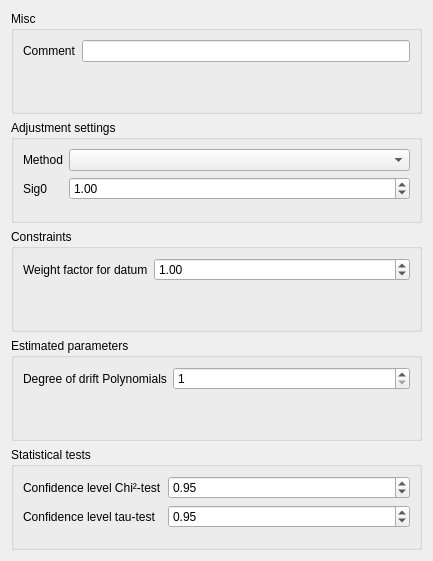
First picture: the form in gravtools/gui/dialog_estimation_settings.ui, repository ahellers/GravTools, before the edit.
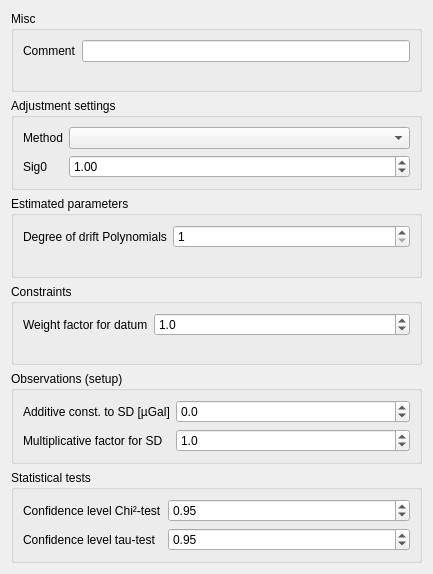
Second picture: the form after the edit.

Commit message: Added scaling multiplicative and additive scaling factors for the standad deviation of the setup observations used in the adjustment.

Patch:
```diff
--- a/gravtools/gui/dialog_estimation_settings.ui
+++ b/gravtools/gui/dialog_estimation_settings.ui
@@ -7,7 +7,7 @@
     <x>0</x>
     <y>0</y>
     <width>433</width>
-    <height>561</height>
+    <height>574</height>
    </rect>
   </property>
   <property name="windowTitle">
@@ -82,43 +82,7 @@
         <item row="1" column="1">
          <widget class="QDoubleSpinBox" name="doubleSpinBox_sig0">
           <property name="toolTip">
-           <string>A priori standard deviation of the unit weight. The covariance matrix of observations (Sig_ll) will be divided by sig0²!</string>
-          </property>
-          <property name="maximum">
-           <double>1000000.000000000000000</double>
-          </property>
-          <property name="value">
-           <double>1.000000000000000</double>
-          </property>
-         </widget>
-        </item>
-       </layout>
-      </item>
-     </layout>
-    </widget>
-   </item>
-   <item>
-    <widget class="QGroupBox" name="groupBox_constraints">
-     <property name="title">
-      <string>Constraints</string>
-     </property>
-     <layout class="QVBoxLayout" name="verticalLayout_4">
-      <item>
-       <layout class="QFormLayout" name="formLayout_3">
-        <item row="0" column="0">
-         <widget class="QLabel" name="label_3">
-          <property name="toolTip">
-           <string>Weight factor for datum constraints: The standard deviation of g at datum stations is divided by this factr in order to adjust the weights of the pseudo observations introduced as datum constraints.</string>
-          </property>
-          <property name="text">
-           <string>Weight factor for datum</string>
-          </property>
-         </widget>
-        </item>
-        <item row="0" column="1">
-         <widget class="QDoubleSpinBox" name="doubleSpinBox_weight_factor_datum">
-          <property name="toolTip">
-           <string>Weight factor for datum constraints: The standard deviation of g at datum stations is divided by this factr in order to adjust the weights of the pseudo observations introduced as datum constraints.</string>
+           <string>A priori standard deviation of the unit weight. The covariance matrix of observations including constraints (Sig_ll) will be divided by sig0²!</string>
           </property>
           <property name="maximum">
            <double>1000000.000000000000000</double>
@@ -172,6 +136,104 @@
      </layout>
     </widget>
    </item>
+   <item>
+    <widget class="QGroupBox" name="groupBox_constraints">
+     <property name="title">
+      <string>Constraints</string>
+     </property>
+     <layout class="QVBoxLayout" name="verticalLayout_4">
+      <item>
+       <layout class="QFormLayout" name="formLayout_3">
+        <item row="0" column="0">
+         <widget class="QLabel" name="label_3">
+          <property name="toolTip">
+           <string>Weight factor for datum constraints: The standard deviation of g at datum stations is divided by this factr in order to adjust the weights of the pseudo observations introduced as datum constraints.</string>
+          </property>
+          <property name="text">
+           <string>Weight factor for datum</string>
+          </property>
+         </widget>
+        </item>
+        <item row="0" column="1">
+         <widget class="QDoubleSpinBox" name="doubleSpinBox_weight_factor_datum">
+          <property name="toolTip">
+           <string>Weight factor for datum constraints: The standard deviation of g at datum stations is divided by this factr in order to adjust the weights of the pseudo observations introduced as datum constraints.</string>
+          </property>
+          <property name="decimals">
+           <number>1</number>
+          </property>
+          <property name="maximum">
+           <double>1000000.000000000000000</double>
+          </property>
+          <property name="value">
+           <double>1.000000000000000</double>
+          </property>
+         </widget>
+        </item>
+       </layout>
+      </item>
+     </layout>
+    </widget>
+   </item>
+   <item>
+    <widget class="QGroupBox" name="groupBox_observations">
+     <property name="title">
+      <string>Observations (setup)</string>
+     </property>
+     <layout class="QVBoxLayout" name="verticalLayout_7">
+      <item>
+       <layout class="QFormLayout" name="formLayout_6">
+        <item row="0" column="0">
+         <widget class="QLabel" name="label_2">
+          <property name="toolTip">
+           <string>The defined additive constant is added to the standard deviation (SD) of setup observations in order to scale the SD and the resulting weights to realistic values. The multiplicative scaling factor is applied first!</string>
+          </property>
+          <property name="text">
+           <string>Additive const. to SD [µGal]</string>
+          </property>
+         </widget>
+        </item>
+        <item row="0" column="1">
+         <widget class="QDoubleSpinBox" name="doubleSpinBox_add_const_sd">
+          <property name="toolTip">
+           <string>The defined additive constant is added to the standard deviation (SD) of setup observations in order to scale the SD and the resulting weights to realistic values. The multiplicative scaling factor is applied first!</string>
+          </property>
+          <property name="decimals">
+           <number>1</number>
+          </property>
+          <property name="minimum">
+           <double>-100.000000000000000</double>
+          </property>
+         </widget>
+        </item>
+        <item row="1" column="0">
+         <widget class="QLabel" name="label_8">
+          <property name="toolTip">
+           <string>Multiplicative factor for scaling the standard deviation (SD) of setup observations.</string>
+          </property>
+          <property name="text">
+           <string>Multiplicative factor for SD</string>
+          </property>
+         </widget>
+        </item>
+        <item row="1" column="1">
+         <widget class="QDoubleSpinBox" name="doubleSpinBox_mult_factor_sd">
+          <property name="toolTip">
+           <string>Multiplicative factor for scaling the standard deviation (SD) of setup observations.</string>
+          </property>
+          <property name="decimals">
+           <number>1</number>
+          </property>
+          <property name="value">
+           <double>1.000000000000000</double>
+          </property>
+         </widget>
+        </item>
+       </layout>
+      </item>
+     </layout>
+    </widget>
+   </item>
    <item>
     <widget class="QGroupBox" name="groupBox_statistical_tests">
      <property name="title">
```
Left out of the diff: 2 changed lines with no effect on the pictures. The commit also changes 5 other files.
